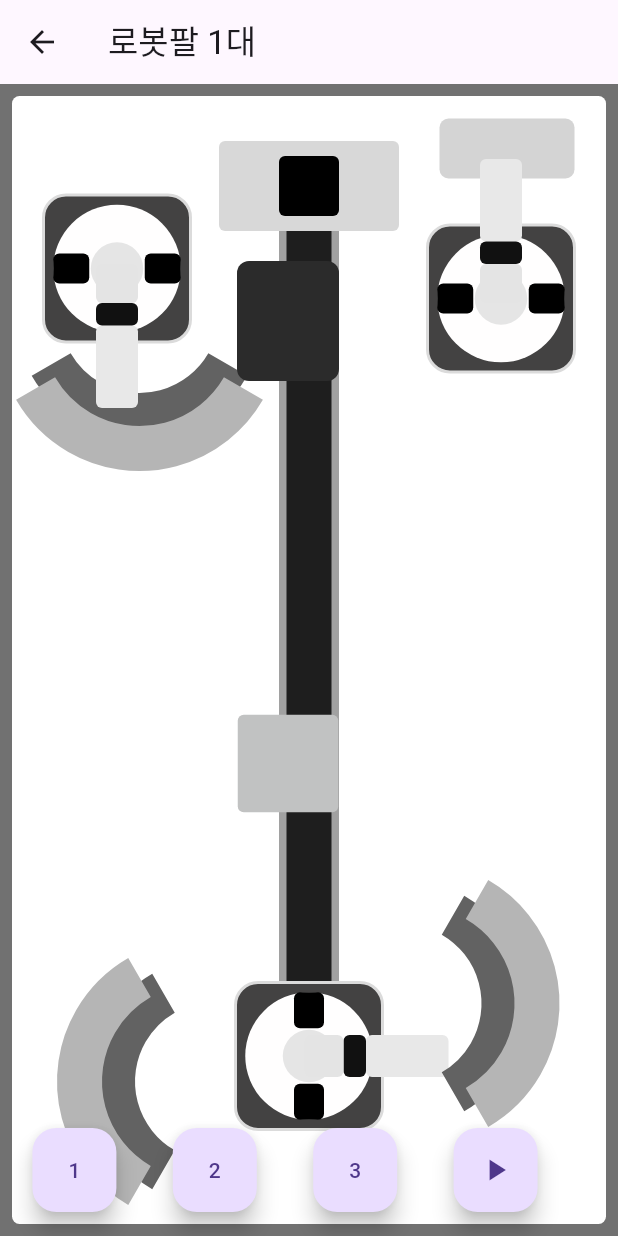
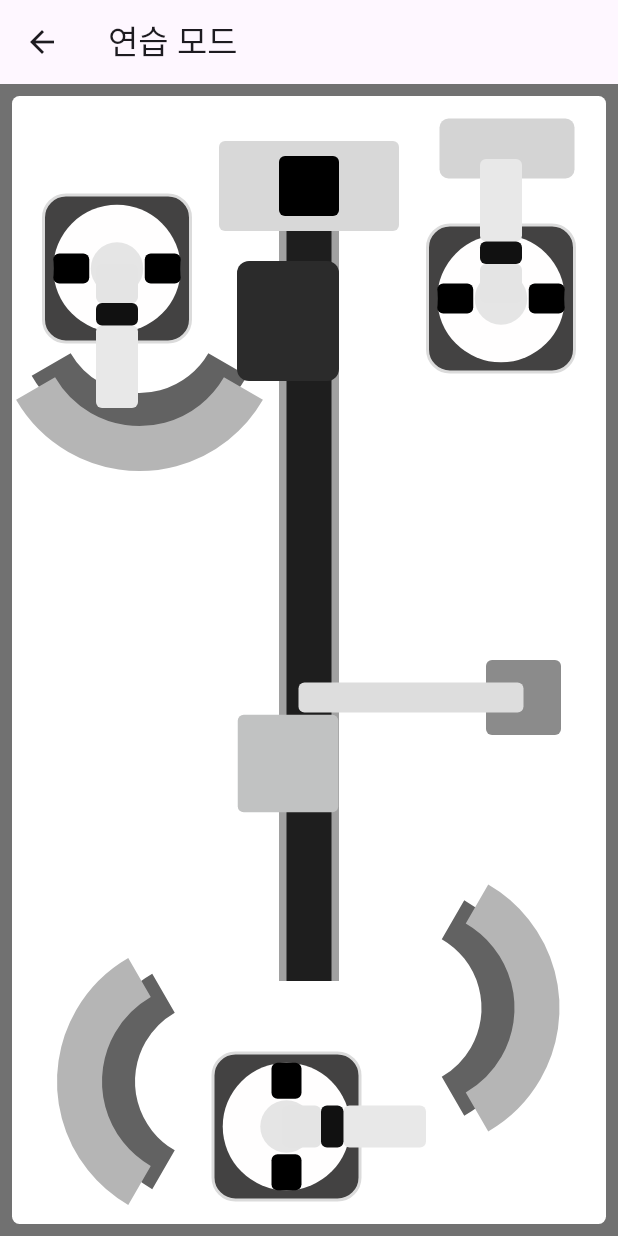
Before and after one commit to HwangOzz/vision_flutter, a Flutter app: the ProcessSimulationPage screen opened directly, after a tap on "연습 화면", on a phone screen of 412 x 824 dp. Run offline on Flutter 3.47's test engine with Material 3 defaults, Android fonts, the phone set to English and light mode, and no system bars; our stand-ins replace cloud_firestore, firebase_core, google_fonts, video_player; missing offline and left inert: flutter_mjpeg, mobile_scanner; accounts and stored records are empty; network calls fail.

Commit message:
4.08 중간보고 마무리

```diff
--- a/lib/screens/cctvstreamscreen.dart
+++ b/lib/screens/cctvstreamscreen.dart
@@ -85,4 +85,4 @@ class cctvScreen extends StatelessWidget {
   }
 }
 
-//비전카메라 화면도 가져오기 가능할듯? 그러면 실시간 화면으로 이름 바꾸고 위아래로 두개.
+//비전카메라 화면도 가져오기 가능할듯? 그러면 실시간 화면으로 이름 바꾸고 위아래로 두개. <- 안되는거같음 ㅠㅜ
--- a/lib/screens/messcreens/practice.dart
+++ b/lib/screens/messcreens/practice.dart
@@ -1,5 +1,7 @@
 import 'dart:async';
-
+import 'dart:convert';
+import 'package:http/http.dart' as http;
+import 'package:vision_flutter/globals/serverurl.dart';
 import 'package:flutter/material.dart';
 import 'package:vision_flutter/widgets/pizzacrust.dart';
 import 'package:vision_flutter/widgets/robotarm.dart';
@@ -17,6 +19,85 @@ class _PracticeState extends State<Practice> {
   int movingBoxIndex = 0; // 0: 위, 1: 중간, 2: 아래
   bool flashVisible = false;
   Timer? flashTimer;
+  List<bool> mBits = List.filled(1001, false);
+  List<bool> mBitsCompleted = List.filled(1001, false);
+  bool isFetching = false;
+  bool _isDisposed = false;
+
+  @override
+  void initState() {
+    super.initState();
+    fetchMBitStates();
+  }
+
+  @override
+  void dispose() {
+    _isDisposed = true;
+    super.dispose();
+  }
+
+  Future<void> fetchMBitStates() async {
+    if (isFetching || _isDisposed) return;
+    isFetching = true;
+
+    try {
+      final response = await http.get(
+        Uri.parse("${Global.serverUrl}/get_m_bits?start=0&count=1000"),
+      );
+      final data = jsonDecode(response.body);
+
+      if (!mounted) return;
+      setState(() {
+        for (int i = 0; i < 1001; i++) {
+          bool currentState = data["M$i"] == 1;
+          mBits[i] = currentState;
+          if (currentState) {
+            mBitsCompleted[i] = true;
+            for (int j = 0; j < i; j++) {
+              mBitsCompleted[j] = true;
+            }
+          }
+        }
+
+        // 👉 M0, M3, M4 조합으로 박스 위치 이동
+        if (data["M0"] == 1 || data["M380"] == 1) {
+          movingBoxIndex = 0;
+        } else if (data["M3"] == 1) {
+          movingBoxIndex = 1;
+        } else if (data["M4"] == 1) {
+          movingBoxIndex = 2;
+        }
+
+        // 👉 M20,21,22 → 카메라 플래시
+        if (data["M20"] == 1 || data["M21"] == 1 || data["M22"] == 1) {
+          if (flashTimer == null && !_isDisposed) {
+            flashTimer = Timer.periodic(Duration(milliseconds: 300), (timer) {
+              if (!_isDisposed) {
+                setState(() {
+                  flashVisible = !flashVisible;
+                });
+              }
+            });
+          }
+        } else {
+          flashTimer?.cancel();
+          flashTimer = null;
+          setState(() {
+            flashVisible = false;
+          });
+        }
+
+        // M9: 전체 리셋
+      });
+    } catch (e) {
+      print("❌ M 비트 상태 조회 실패: $e");
+    }
+
+    isFetching = false;
+    if (!_isDisposed) {
+      Future.delayed(Duration(seconds: 1), fetchMBitStates);
+    }
+  }
 
   double _getBoxTopByIndex(int index) {
     switch (index) {
@@ -31,33 +112,11 @@ class _PracticeState extends State<Practice> {
     }
   }
 
-  void _toggleM0() {
-    setState(() {
-      m0 = !m0;
-    });
-
-    if (m0) {
-      // m0이 true → 플래시 시작
-      flashTimer = Timer.periodic(Duration(milliseconds: 300), (timer) {
-        setState(() {
-          flashVisible = !flashVisible;
-        });
-      });
-    } else {
-      // m0이 false → 플래시 중지
-      flashTimer?.cancel();
-      flashTimer = null;
-      setState(() {
-        flashVisible = false;
-      });
-    }
-  }
-
   @override
   Widget build(BuildContext context) {
     return Scaffold(
       backgroundColor: const Color.fromARGB(255, 113, 113, 113),
-      appBar: AppBar(title: Text('로봇팔 1대')),
+      appBar: AppBar(title: Text('연습 모드')),
       body: Padding(
         padding: const EdgeInsets.all(8.0),
         child: Container(
@@ -74,7 +133,8 @@ class _PracticeState extends State<Practice> {
               Row(
                 mainAxisAlignment: MainAxisAlignment.spaceBetween,
                 children: [
-                  Expanded(
+                  Flexible(
+                    flex: 1,
                     child: Stack(
                       clipBehavior: Clip.none,
                       children: [
@@ -92,6 +152,7 @@ class _PracticeState extends State<Practice> {
                             angleDegree: 90,
                           ),
                         ),
+
                         Positioned(
                           left: 50,
                           bottom: 20,
@@ -106,23 +167,11 @@ class _PracticeState extends State<Practice> {
                             angleDegree: 180,
                           ),
                         ),
-                        Column(
-                          children: [
-                            SizedBox(height: 25),
-                            // 여기에 RobotArm을 임시로 투명하게 둬도 됨
-                            Opacity(
-                              opacity: 0, // 위치 계산을 위해 남겨놓음
-                              child: RobotArm(
-                                active: m0,
-                                rotationAngleDegree: 90,
-                              ),
-                            ),
-                          ],
-                        ),
                       ],
                     ),
                   ),
-                  Expanded(
+                  Flexible(
+                    flex: 1,
                     child: Column(
                       children: [
                         SizedBox(height: 30),
@@ -162,25 +211,29 @@ class _PracticeState extends State<Practice> {
                             ),
                           ),
                         ),
-                        RobotArm(active: m0),
                       ],
                     ),
                   ),
-                  Expanded(
-                    child: Column(
+                  Flexible(
+                    flex: 1,
+                    child: Stack(
+                      children: [
+                        Column(
                           children: [
                             SizedBox(height: 15),
                             Container(
                               height: 40,
                               width: 90,
                               decoration: BoxDecoration(
-                            borderRadius: BorderRadius.all(Radius.circular(6)),
+                                borderRadius: BorderRadius.all(
+                                  Radius.circular(6),
+                                ),
                                 color: const Color.fromARGB(255, 212, 212, 212),
                               ),
                             ),
                             SizedBox(height: 405),
                             Transform.translate(
-                          offset: Offset(-60, 70),
+                              offset: Offset(-60, 73),
                               child: PizzaCrustDoubleOffset(
                                 outerColor: const Color.fromARGB(
                                   255,
@@ -188,13 +241,44 @@ class _PracticeState extends State<Practice> {
                                   181,
                                   181,
                                 ),
-                            innerColor: const Color.fromARGB(255, 98, 98, 98),
+                                innerColor: const Color.fromARGB(
+                                  255,
+                                  98,
+                                  98,
+                                  98,
                                 ),
+                              ),
+                            ),
+                          ],
                         ),
                       ],
                     ),
                   ),
                 ],
+              ),
+              Positioned(
+                right: 30,
+                top: 376,
+                child: Container(
+                  height: 50,
+                  width: 50,
+                  decoration: BoxDecoration(
+                    color: const Color.fromARGB(255, 139, 139, 139),
+                    borderRadius: BorderRadius.all(Radius.circular(4)),
+                  ),
+                ),
+              ),
+              Positioned(
+                right: 55,
+                top: 391,
+                child: Container(
+                  height: 20,
+                  width: 150,
+                  decoration: BoxDecoration(
+                    color: const Color.fromARGB(255, 221, 221, 221),
+                    borderRadius: BorderRadius.all(Radius.circular(4)),
+                  ),
+                ),
               ), //아래가 서보모터
               AnimatedPositioned(
                 duration: Duration(milliseconds: 800),
@@ -209,16 +293,36 @@ class _PracticeState extends State<Practice> {
                   ),
                 ),
               ),
-
+              //로봇1
               Positioned(
                 top: 65,
                 left: 20,
-                child: RobotArm(active: m0, rotationAngleDegree: 90),
+                child: RobotArm(
+                  active: mBits[1] || mBits[90] || mBits[91],
+                  rotationAngleDegree: 90,
                 ),
+              ),
+              //로봇2
               Positioned(
                 top: 85,
                 right: 20,
-                child: RobotArm(active: m0, rotationAngleDegree: 270),
+                child: RobotArm(
+                  active: mBits[2] || mBits[92] || mBits[93],
+                  rotationAngleDegree: 270,
+                ),
+              ),
+              Positioned(
+                bottom: 15,
+                left: 133,
+                child: RobotArm(
+                  active:
+                      mBits[5] ||
+                      mBits[6] ||
+                      mBits[94] ||
+                      mBits[96] ||
+                      mBits[95] ||
+                      mBits[97],
+                ),
               ),
               // 비전카메라 본체
               Positioned(
@@ -254,42 +358,6 @@ class _PracticeState extends State<Practice> {
           ),
         ),
       ),
-      floatingActionButton: Row(
-        mainAxisAlignment: MainAxisAlignment.spaceEvenly,
-        children: [
-          FloatingActionButton(
-            heroTag: 'btn1',
-            onPressed: () {
-              setState(() {
-                movingBoxIndex = 0;
-              });
-            },
-            child: Text("1"),
-          ),
-          FloatingActionButton(
-            heroTag: 'btn2',
-            onPressed: () {
-              setState(() {
-                movingBoxIndex = 1;
-              });
-            },
-            child: Text("2"),
-          ),
-          FloatingActionButton(
-            heroTag: 'btn3',
-            onPressed: () {
-              setState(() {
-                movingBoxIndex = 2;
-              });
-            },
-            child: Text("3"),
-          ),
-          FloatingActionButton(
-            onPressed: _toggleM0,
-            child: Icon(m0 ? Icons.pause : Icons.play_arrow),
-          ),
-        ],
-      ),
     );
   }
 }
--- a/lib/screens/messcreens/processpageview.dart
+++ b/lib/screens/messcreens/processpageview.dart
@@ -11,10 +11,10 @@ class ProcessSimulationPage extends StatefulWidget {
 }
 
 class _ProcessSimulationPageState extends State<ProcessSimulationPage> {
-  List<bool> mBits = List.filled(10, false); // M0 ~ M9 상태 저장
+  List<bool> mBits = List.filled(1000, false); // M0 ~ M9 상태 저장
   bool isFetching = false; // 상태 요청 중 여부
-  List<bool> mBitsCompleted = List.filled(10, false);
   bool _isDisposed = false;
+  List<bool> mBitsCompleted = List.filled(1000, false);
 
   @override
   void initState() {
@@ -35,32 +35,38 @@ class _ProcessSimulationPageState extends State<ProcessSimulationPage> {
 
     try {
       final response = await http.get(
-        Uri.parse("${Global.serverUrl}/get_m_bits"),
+        Uri.parse("${Global.serverUrl}/get_m_bits?start=0&count=1000"),
       );
-      final data = jsonDecode(response.body);
 
-      if (!mounted) return; // <- 여기서 먼저 체크!
+      if (response.statusCode == 200) {
+        final data = jsonDecode(response.body);
 
-      setState(() {
-        for (int i = 0; i < 10; i++) {
-          bool currentState = data["M$i"] == 1;
-          mBits[i] = currentState;
-          if (currentState) {
-            mBitsCompleted[i] = true;
+        if (!mounted) return;
 
-            // ✅ 현재 켜진 M 비트보다 앞에 있는 비트들도 자동 완료 처리
-            for (int j = 0; j < i; j++) {
-              mBitsCompleted[j] = true;
+        setState(() {
+          for (int i = 0; i < 1000; i++) {
+            final key = "M$i";
+            // fetchMBitStates 내부에서 누적 저장
+            if (data.containsKey(key)) {
+              final isOn = data[key] == 1;
+              mBits[i] = isOn;
+              if (isOn) {
+                mBitsCompleted[i] = true; // ✅ 누적
+              }
             }
           }
-        }
-
-        // ✅ M9 들어오면 초기화
-        if (data["M9"] == 1) {
-          mBitsCompleted = List.filled(10, false);
-          print("🔁 M9 감지됨 → 공정 초기화됨");
-        }
-      });
+          // ✅ true인 비트만 로그 출력
+          final activeBits = <int>[];
+          for (int i = 0; i < mBits.length; i++) {
+            if (mBits[i]) {
+              activeBits.add(i);
+            }
+          }
+          print("✅ 현재 활성화된 M 비트: $activeBits");
+        });
+      } else {
+        print("❌ 서버 응답 오류: ${response.statusCode}");
+      }
     } catch (e) {
       print("❌ M 비트 상태 조회 실패: $e");
     }
@@ -71,24 +77,32 @@ class _ProcessSimulationPageState extends State<ProcessSimulationPage> {
     }
   }
 
-  double _getProgressForRange(int start, int end) {
-    int total = end - start + 1;
-    int active =
-        mBitsCompleted.sublist(start, end + 1).where((bit) => bit).length;
-    return active / total;
-  }
+  Widget _buildProcessCardGrouped(
+    String title,
+    List<List<int>> combinations,
+    int groupIndex,
+  ) {
+    double bestProgress = 0.0;
+    String bestStatus = "대기 중";
 
-  String _getStatusForRange(int start, int end) {
-    int active =
-        mBitsCompleted.sublist(start, end + 1).where((bit) => bit).length;
-    if (active == 0) return "대기 중";
-    if (active < (end - start + 1)) return "진행 중";
-    return "완료";
-  }
+    for (final group in combinations) {
+      final total = group.length;
+      // 진행률 계산할 때는 이걸로
+      final active = group.where((i) => mBitsCompleted[i]).length;
 
-  Widget _buildProcessCard(String title, int start, int end) {
-    double progress = _getProgressForRange(start, end);
-    String status = _getStatusForRange(start, end);
+      final progress = active / total;
+
+      if (progress == 1.0) {
+        bestProgress = 1.0;
+        bestStatus = "완료";
+        break; // 더 볼 필요 없음
+      }
+
+      if (progress > bestProgress) {
+        bestProgress = progress;
+        bestStatus = "진행 중";
+      }
+    }
 
     return Card(
       margin: EdgeInsets.symmetric(vertical: 8),
@@ -97,9 +111,9 @@ class _ProcessSimulationPageState extends State<ProcessSimulationPage> {
         subtitle: Column(
           crossAxisAlignment: CrossAxisAlignment.start,
           children: [
-            LinearProgressIndicator(value: progress),
+            LinearProgressIndicator(value: bestProgress),
             SizedBox(height: 4),
-            Text("상태: $status"),
+            Text("상태: $bestStatus (${(bestProgress * 100).toInt()}%)"),
           ],
         ),
       ),
@@ -113,9 +127,24 @@ class _ProcessSimulationPageState extends State<ProcessSimulationPage> {
         padding: const EdgeInsets.all(16.0),
         child: Column(
           children: [
-            _buildProcessCard("1. 제품 조립 (M0~M3)", 0, 3),
-            _buildProcessCard("2. 비전센서 검사 (M4~M6)", 4, 6),
-            _buildProcessCard("3. 물품 보관 (M7~M9)", 7, 8),
+            _buildProcessCardGrouped("1. 제품 조립", [
+              [0, 1, 2, 20],
+              [0, 90, 92, 21],
+              [0, 91, 93, 22],
+            ], 0),
+
+            _buildProcessCardGrouped("2. 비전센서 검사", [
+              [3, 20],
+              [3, 21],
+              [3, 22],
+            ], 1),
+
+            _buildProcessCardGrouped("3. 물품 보관", [
+              [4, 5, 6],
+              [4, 94, 96],
+              [4, 95, 97],
+            ], 2),
+
             SizedBox(height: 32),
             Text(
               "※ 실시간으로 PLC 상태를 반영합니다",
```
Also changed, not shown: lib/screens/messcreens/orderlistpage.dart (+18 -3 lines), 1 other file. Lines whose indentation alone changed are shown as unchanged.
